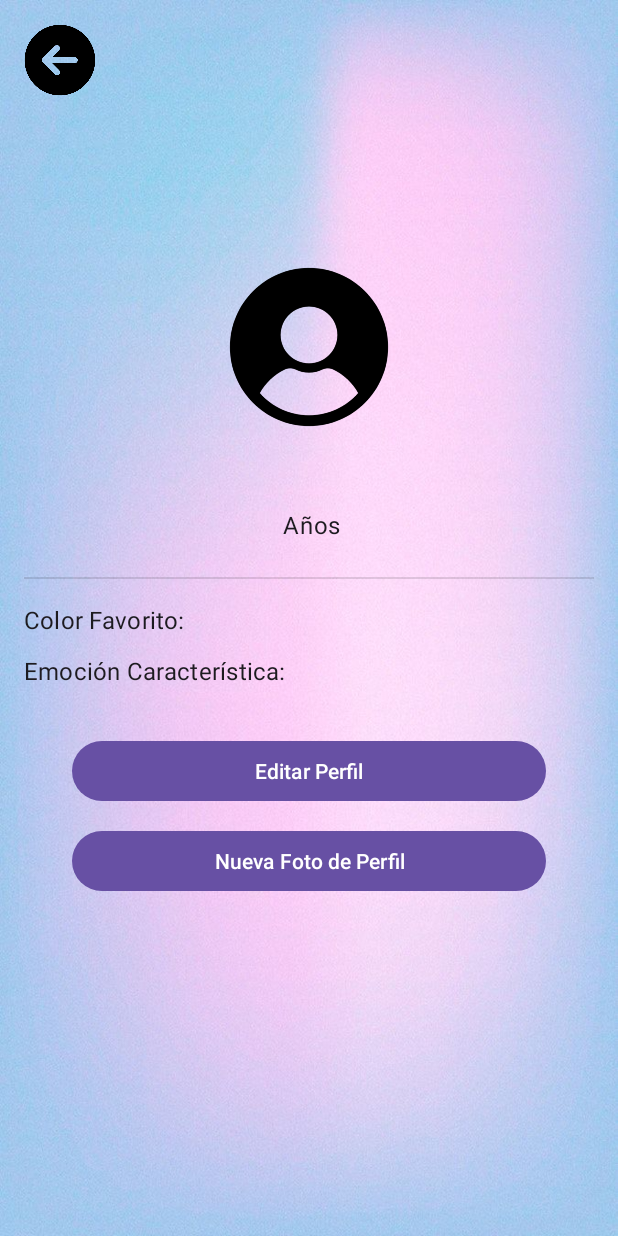
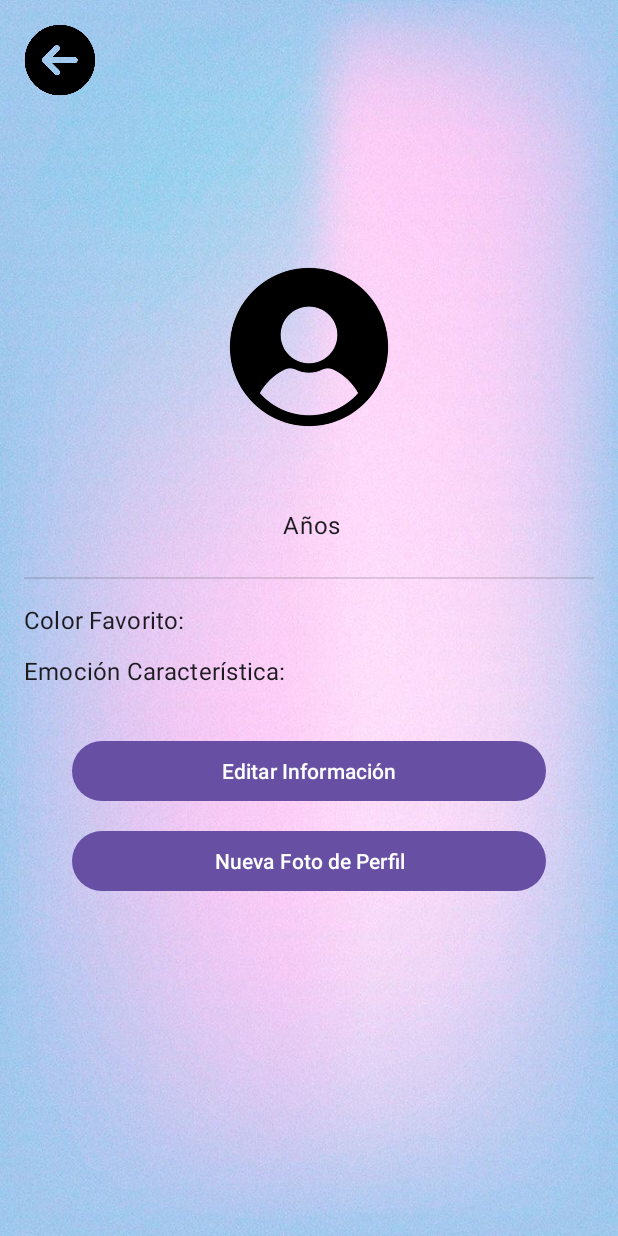
Before and after one commit to lil-mati/HomeworkColormood, an Android app: the ActivityProfile screen opened directly, with no data from a screen before it, on a phone screen of 412 x 824 dp. Run offline under Robolectric (Android 15) with nearby library versions, the phone set to English and light mode, and no system bars.

Commit message:
botón para abrir galería funcional + layout definitivo + correcciones menores

```diff
--- a/app/src/main/java/com/example/homeworkcolormood/ActivityProfile.java
+++ b/app/src/main/java/com/example/homeworkcolormood/ActivityProfile.java
@@ -1,7 +1,9 @@
 package com.example.homeworkcolormood;
 
+import android.Manifest;
 import android.content.Intent;
 import android.content.SharedPreferences;
+import android.content.pm.PackageManager;
 import android.net.Uri;
 import android.os.Bundle;
 import android.provider.MediaStore;
@@ -12,6 +14,8 @@ import android.widget.TextView;
 
 import androidx.activity.EdgeToEdge;
 import androidx.appcompat.app.AppCompatActivity;
+import androidx.core.app.ActivityCompat;
+import androidx.core.content.ContextCompat;
 import androidx.core.graphics.Insets;
 import androidx.core.view.ViewCompat;
 import androidx.core.view.WindowInsetsCompat;
@@ -19,6 +23,7 @@ import androidx.core.view.WindowInsetsCompat;
 public class ActivityProfile extends AppCompatActivity {
 
     public TextView verNombre, verAños, verFav, verEmocion;
+    private static final int REQUEST_PERMISSION = 100;
 
     @Override
     protected void onCreate(Bundle savedInstanceState) {
@@ -50,16 +55,6 @@ public class ActivityProfile extends AppCompatActivity {
 
         mostrarCambios();
     }
-
-    @Override
-    protected void onActivityResult(int requestCode, int resultCode, Intent data) {
-        super.onActivityResult(requestCode, resultCode, data);
-        if (data != null && resultCode == RESULT_OK) {
-            Uri seleccion = data.getData();
-            ImageView imagen = findViewById(R.id.imgIcon);
-            imagen.setImageURI(seleccion);
-        }
-    }
     private void mostrarCambios() {
         Bundle cambios = this.getIntent().getExtras();
         String nombre = null;
@@ -85,5 +80,14 @@ public class ActivityProfile extends AppCompatActivity {
         verEmocion.setText(emocion);
     }
 
+    @Override
+    protected void onActivityResult(int requestCode, int resultCode, Intent data) {
+        super.onActivityResult(requestCode, resultCode, data);
+        if (data != null && resultCode == RESULT_OK) {
+            Uri seleccion = data.getData();
+            ImageView imagen = findViewById(R.id.imgIcon);
+            imagen.setImageURI(seleccion);
+        }
+    }
 
 }
--- a/app/src/main/res/layout/layout_profile.xml
+++ b/app/src/main/res/layout/layout_profile.xml
@@ -152,7 +152,7 @@
         android:layout_marginStart="32dp"
         android:layout_marginTop="32dp"
         android:layout_marginEnd="32dp"
-        android:text="Editar Perfil"
+        android:text="Editar Información"
         app:layout_constraintBottom_toTopOf="@+id/btnGaleria"
         app:layout_constraintEnd_toEndOf="parent"
         app:layout_constraintStart_toStartOf="parent"
```
